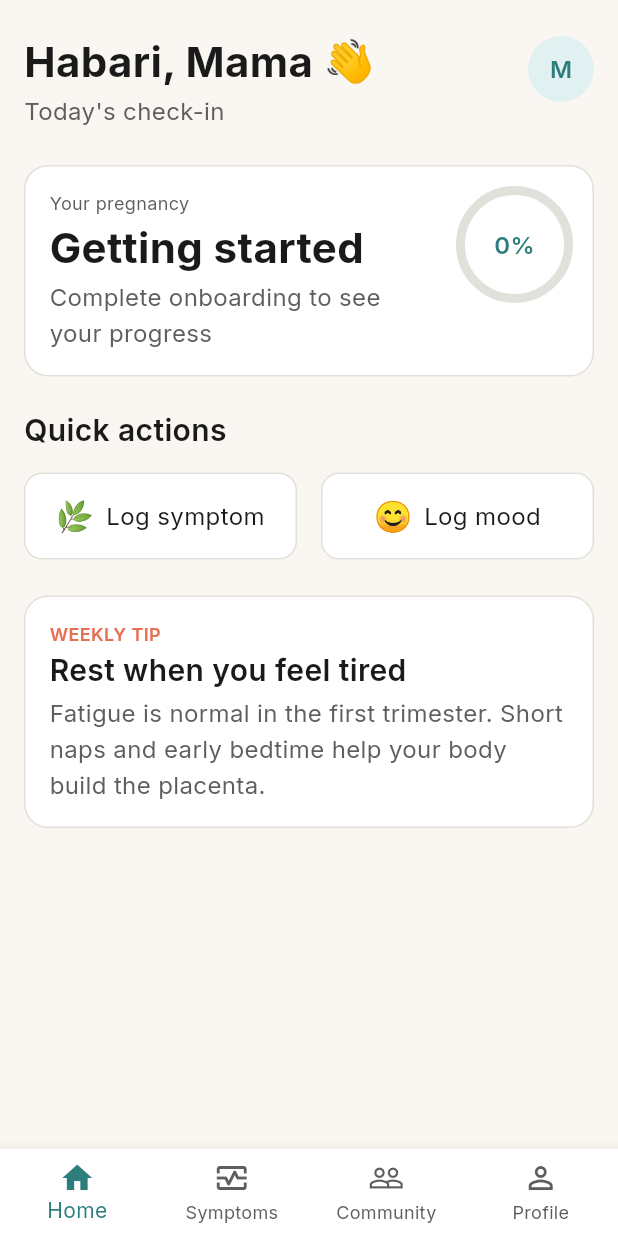
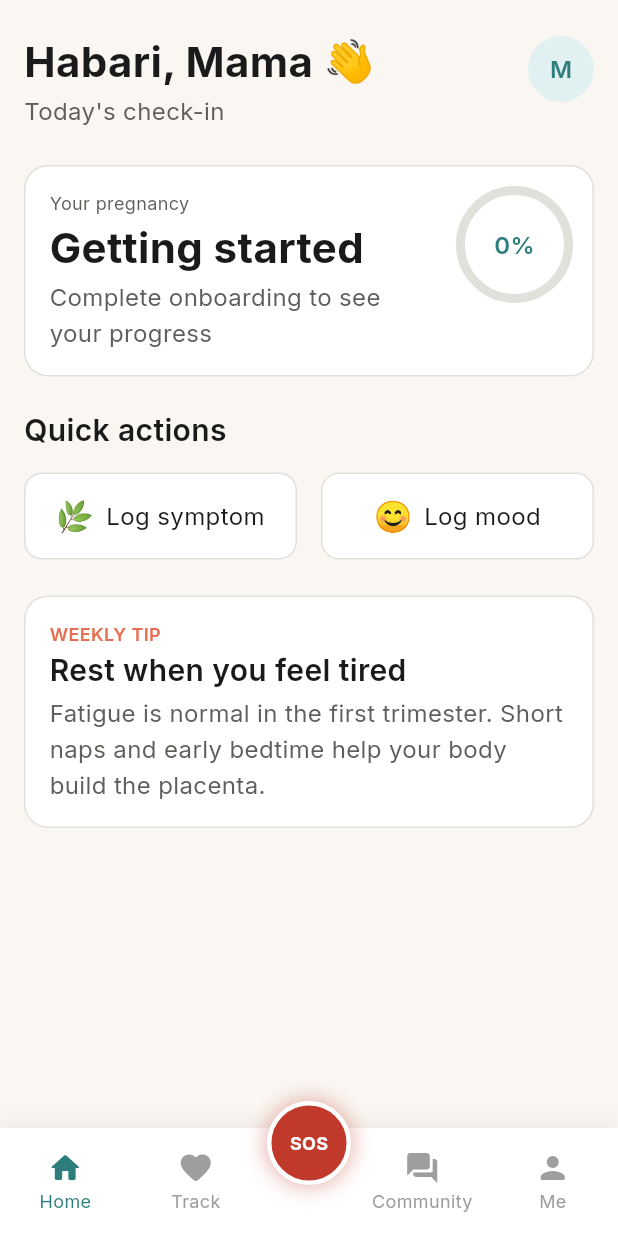
Before and after one commit to SamuelNkpado/safemom-app, a Flutter app: the MainNavShell screen opened by its route, on a phone screen of 412 x 824 dp. Run offline on Flutter 3.47's test engine with Material 3 defaults, Android fonts, the phone set to English and light mode, and no system bars; our stand-ins replace bloc, cloud_firestore, equatable, firebase_auth, firebase_core, flutter_bloc and 6 more; accounts and stored records are empty.

Commit message:
Wire emergency dispatch entry points and fix danger-check routing
- Add SOS button to main nav shell via SafeMomBottomNav component
- Register /emergency route with required dispatch args
- Route high-risk danger-check results to emergency SOS flow
- Add emergency_requests composite index (user_id, status, created_at)
- Replace deprecated MaterialState* with WidgetState*

```diff
--- a/lib/core/navigation/main_nav_shell.dart
+++ b/lib/core/navigation/main_nav_shell.dart
@@ -7,11 +7,12 @@ import '../../features/community/presentation/pages/community_feed_page.dart';
 import '../../features/home/presentation/pages/home_page.dart';
 import '../../features/profile/presentation/pages/profile_page.dart';
 import '../../features/symptoms/presentation/pages/symptom_page.dart';
-import '../constants/app_colors.dart';
 import '../router/app_routes.dart';
+import '../widgets/safemom_bottom_nav.dart';
 
-/// Bottom-nav host for the four main tabs. Screens live in their own
-/// feature folders and are wired here.
+/// Bottom-nav host for the four main tabs, using the shared SafeMomBottomNav
+/// (raised SOS button in the centre). Screens live in their own feature
+/// folders and are wired here.
 ///
 /// Also acts as the global sign-out listener — if the AuthBloc emits
 /// `unauthenticated` while the user is on any tab, we navigate them
@@ -26,12 +27,37 @@ class MainNavShell extends StatefulWidget {
 class _MainNavShellState extends State<MainNavShell> {
   int _currentIndex = 0;
 
+  // Demo-safe emergency inputs. The User entity carries no lat/lng, so
+  // coordinates are a fixed Kigali location for the demo. clinicId prefers
+  // the user's real selectedClinicId and only falls back to this if null.
+  static const double _demoLatitude = -1.9441;
+  static const double _demoLongitude = 30.0619;
+  static const String _demoClinicId = 'demo-clinic-kigali';
+
   static const List<Widget> _tabs = <Widget>[
     HomePage(),
     SymptomPage(),
     CommunityFeedPage(),
     ProfilePage(),
   ];
+
+  void _onSosPressed() {
+    // Shell only renders when authenticated, but guard anyway so a null user
+    // never reaches the required-args route.
+    final user = context.read<AuthBloc>().state.user;
+    if (user == null) return;
+
+    Navigator.pushNamed(
+      context,
+      AppRoutes.emergency,
+      arguments: <String, dynamic>{
+        'userId': user.userId,
+        'clinicId': user.selectedClinicId ?? _demoClinicId,
+        'latitude': _demoLatitude,
+        'longitude': _demoLongitude,
+      },
+    );
+  }
 
   @override
   Widget build(BuildContext context) {
@@ -50,35 +76,10 @@ class _MainNavShellState extends State<MainNavShell> {
           index: _currentIndex,
           children: _tabs,
         ),
-        bottomNavigationBar: BottomNavigationBar(
-          type: BottomNavigationBarType.fixed,
+        bottomNavigationBar: SafeMomBottomNav(
           currentIndex: _currentIndex,
-          backgroundColor: AppColors.cardSurface,
-          selectedItemColor: AppColors.teal,
-          unselectedItemColor: AppColors.textSecondary,
-          onTap: (index) => setState(() => _currentIndex = index),
-          items: const [
-            BottomNavigationBarItem(
-              icon: Icon(Icons.home_outlined),
-              activeIcon: Icon(Icons.home),
-              label: 'Home',
-            ),
-            BottomNavigationBarItem(
-              icon: Icon(Icons.monitor_heart_outlined),
-              activeIcon: Icon(Icons.monitor_heart),
-              label: 'Symptoms',
-            ),
-            BottomNavigationBarItem(
-              icon: Icon(Icons.people_outline),
-              activeIcon: Icon(Icons.people),
-              label: 'Community',
-            ),
-            BottomNavigationBarItem(
-              icon: Icon(Icons.person_outline),
-              activeIcon: Icon(Icons.person),
-              label: 'Profile',
-            ),
-          ],
+          onTabSelected: (index) => setState(() => _currentIndex = index),
+          onSosPressed: _onSosPressed,
         ),
       ),
     );
--- a/lib/core/router/app_router.dart
+++ b/lib/core/router/app_router.dart
@@ -8,6 +8,7 @@ import '../../features/community/domain/entities/post.dart';
 import '../../features/community/presentation/pages/community_feed_page.dart';
 import '../../features/community/presentation/pages/create_post_page.dart';
 import '../../features/community/presentation/pages/post_detail_page.dart';
+import '../../features/emergency/presentation/pages/emergency_dispatch_page.dart';
 import '../../features/symptoms/presentation/pages/danger_check_page.dart';
 import '../../features/symptoms/presentation/pages/symptom_page.dart';
 import '../navigation/main_nav_shell.dart';
@@ -39,6 +40,30 @@ class AppRouter {
         return _page(const SymptomPage(), settings);
       case AppRoutes.dangerCheck:
         return _page(const DangerCheckPage(), settings);
+    // Emergency (owner: Brenda) — EmergencyBloc is provided at the app root
+    // (see main.dart MultiBlocProvider), so no BlocProvider wrapper is needed
+    // here. The page needs four required args, passed as a route-arguments map.
+      case AppRoutes.emergency:
+        final args = settings.arguments as Map<String, dynamic>?;
+        if (args == null) {
+          return _page(
+            const Scaffold(
+              body: Center(
+                child: Text('Emergency dispatch is missing its details.'),
+              ),
+            ),
+            settings,
+          );
+        }
+        return _page(
+          EmergencyDispatchPage(
+            userId: args['userId'] as String,
+            clinicId: args['clinicId'] as String,
+            latitude: args['latitude'] as double,
+            longitude: args['longitude'] as double,
+          ),
+          settings,
+        );
     // Community (owner: Brenda)
       case AppRoutes.communityFeed:
         return _page(const CommunityFeedPage(), settings);
```
Also changed, not shown: lib/features/symptoms/presentation/pages/danger_check_page.dart (+20 -5 lines).
